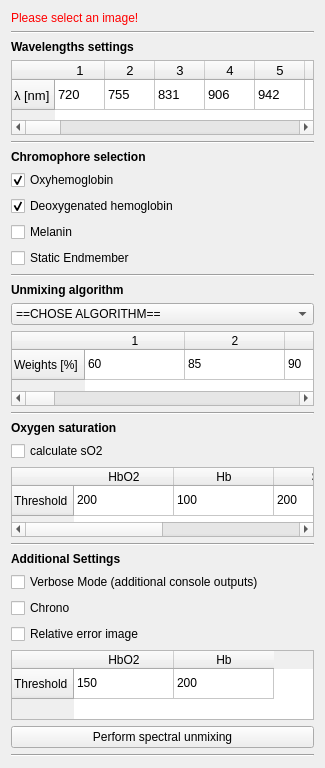
Qt form Plugins/org.mitk.gui.qt.photoacoustics.spectralunmixing/src/internal/SpectralUnmixingControls.ui (MITK/MITK) before a commit.
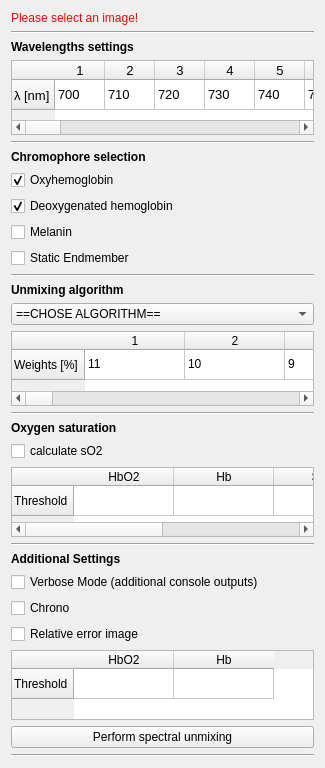
The same form after that commit. Icons and pictures are not drawn.

Commit message: adds a rounding correction to the sO2 filter and changes some GUI default values

What changed in the file:
```diff
--- a/Plugins/org.mitk.gui.qt.photoacoustics.spectralunmixing/src/internal/SpectralUnmixingControls.ui
+++ b/Plugins/org.mitk.gui.qt.photoacoustics.spectralunmixing/src/internal/SpectralUnmixingControls.ui
@@ -297,132 +297,132 @@
      </column>
      <item row="0" column="0">
       <property name="text">
+       <string>700</string>
+      </property>
+     </item>
+     <item row="0" column="1">
+      <property name="text">
+       <string>710</string>
+      </property>
+     </item>
+     <item row="0" column="2">
+      <property name="text">
        <string>720</string>
       </property>
      </item>
-     <item row="0" column="1">
-      <property name="text">
-       <string>755</string>
-      </property>
-     </item>
-     <item row="0" column="2">
-      <property name="text">
-       <string>831</string>
-      </property>
-     </item>
      <item row="0" column="3">
       <property name="text">
-       <string>906</string>
+       <string>730</string>
       </property>
      </item>
      <item row="0" column="4">
       <property name="text">
-       <string>942</string>
+       <string>740</string>
       </property>
      </item>
      <item row="0" column="5">
       <property name="text">
-       <string/>
+       <string>750</string>
       </property>
      </item>
      <item row="0" column="6">
       <property name="text">
-       <string/>
+       <string>760</string>
       </property>
      </item>
      <item row="0" column="7">
       <property name="text">
-       <string/>
+       <string>770</string>
       </property>
      </item>
      <item row="0" column="8">
       <property name="text">
-       <string/>
+       <string>780</string>
       </property>
      </item>
      <item row="0" column="9">
       <property name="text">
-       <string/>
+       <string>790</string>
       </property>
      </item>
      <item row="0" column="10">
       <property name="text">
-       <string/>
+       <string>800</string>
       </property>
      </item>
      <item row="0" column="11">
       <property name="text">
-       <string/>
+       <string>810</string>
       </property>
      </item>
      <item row="0" column="12">
       <property name="text">
-       <string/>
+       <string>820</string>
       </property>
      </item>
      <item row="0" column="13">
       <property name="text">
-       <string/>
+       <string>830</string>
       </property>
      </item>
      <item row="0" column="14">
       <property name="text">
-       <string/>
+       <string>840</string>
       </property>
      </item>
      <item row="0" column="15">
       <property name="text">
-       <string/>
+       <string>850</string>
       </property>
      </item>
      <item row="0" column="16">
       <property name="text">
-       <string/>
+       <string>860</string>
       </property>
      </item>
      <item row="0" column="17">
       <property name="text">
-       <string/>
+       <string>870</string>
       </property>
      </item>
      <item row="0" column="18">
       <property name="text">
-       <string/>
+       <string>880</string>
       </property>
      </item>
      <item row="0" column="19">
       <property name="text">
-       <string/>
+       <string>890</string>
       </property>
      </item>
      <item row="0" column="20">
       <property name="text">
-       <string/>
+       <string>900</string>
       </property>
      </item>
      <item row="0" column="21">
       <property name="text">
-       <string/>
+       <string>910</string>
       </property>
      </item>
      <item row="0" column="22">
       <property name="text">
-       <string/>
+       <string>920</string>
       </property>
      </item>
      <item row="0" column="23">
       <property name="text">
-       <string/>
+       <string>930</string>
       </property>
      </item>
      <item row="0" column="24">
       <property name="text">
-       <string/>
+       <string>940</string>
       </property>
      </item>
      <item row="0" column="25">
       <property name="text">
-       <string/>
+       <string>950</string>
       </property>
      </item>
      <item row="0" column="26">
@@ -837,39 +837,174 @@
        <string>18</string>
       </property>
      </column>
+     <column>
+      <property name="text">
+       <string>19</string>
+      </property>
+     </column>
      <column>
       <property name="text">
        <string>20</string>
       </property>
      </column>
+     <column>
+      <property name="text">
+       <string>21</string>
+      </property>
+     </column>
+     <column>
+      <property name="text">
+       <string>22</string>
+      </property>
+     </column>
+     <column>
+      <property name="text">
+       <string>23</string>
+      </property>
+     </column>
+     <column>
+      <property name="text">
+       <string>24</string>
+      </property>
+     </column>
+     <column>
+      <property name="text">
+       <string>25</string>
+      </property>
+     </column>
+     <column>
+      <property name="text">
+       <string>26</string>
+      </property>
+     </column>
      <item row="0" column="0">
       <property name="text">
-       <string>60</string>
+       <string>11</string>
       </property>
      </item>
      <item row="0" column="1">
       <property name="text">
-       <string>85</string>
+       <string>10</string>
       </property>
      </item>
      <item row="0" column="2">
       <property name="text">
-       <string>90</string>
+       <string>9</string>
       </property>
      </item>
      <item row="0" column="3">
       <property name="text">
-       <string>69</string>
+       <string>8</string>
       </property>
      </item>
      <item row="0" column="4">
       <property name="text">
-       <string>52</string>
+       <string>7</string>
+      </property>
+     </item>
+     <item row="0" column="5">
+      <property name="text">
+       <string>7</string>
+      </property>
+     </item>
+     <item row="0" column="6">
+      <property name="text">
+       <string>6</string>
+      </property>
+     </item>
+     <item row="0" column="7">
+      <property name="text">
+       <string>6</string>
+      </property>
+     </item>
+     <item row="0" column="8">
+      <property name="text">
+       <string>5</string>
+      </property>
+     </item>
+     <item row="0" column="9">
+      <property name="text">
+       <string>5</string>
+      </property>
+     </item>
+     <item row="0" column="10">
+      <property name="text">
+       <string>5</string>
       </property>
      </item>
      <item row="0" column="11">
       <property name="text">
-       <string/>
+       <string>5</string>
+      </property>
+     </item>
+     <item row="0" column="12">
+      <property name="text">
+       <string>5</string>
+      </property>
+     </item>
+     <item row="0" column="13">
+      <property name="text">
+       <string>5</string>
+      </property>
+     </item>
+     <item row="0" column="14">
+      <property name="text">
+       <string>5</string>
+      </property>
+     </item>
+     <item row="0" column="15">
+      <property name="text">
+       <string>5</string>
+      </property>
+     </item>
+     <item row="0" column="16">
+      <property name="text">
+       <string>5</string>
+      </property>
+     </item>
+     <item row="0" column="17">
+      <property name="text">
+       <string>5</string>
+      </property>
+     </item>
+     <item row="0" column="18">
+      <property name="text">
+       <string>5</string>
+      </property>
+     </item>
+     <item row="0" column="19">
+      <property name="text">
+       <string>5</string>
+      </property>
+     </item>
+     <item row="0" column="20">
+      <property name="text">
+       <string>5</string>
+      </property>
+     </item>
+     <item row="0" column="21">
+      <property name="text">
+       <string>5</string>
+      </property>
+     </item>
+     <item row="0" column="22">
+      <property name="text">
+       <string>5</string>
+      </property>
+     </item>
+     <item row="0" column="23">
+      <property name="text">
+       <string>6</string>
+      </property>
+     </item>
+     <item row="0" column="24">
+      <property name="text">
+       <string>6</string>
+      </property>
+     </item>
+     <item row="0" column="25">
+      <property name="text">
+       <string>6</string>
       </property>
      </item>
     </widget>
@@ -948,22 +1083,22 @@
      </column>
      <item row="0" column="0">
       <property name="text">
-       <string>200</string>
+       <string/>
       </property>
      </item>
      <item row="0" column="1">
       <property name="text">
-       <string>100</string>
+       <string/>
       </property>
      </item>
      <item row="0" column="2">
       <property name="text">
-       <string>200</string>
+       <string/>
       </property>
      </item>
      <item row="0" column="3">
       <property name="text">
-       <string>50</string>
+       <string/>
       </property>
      </item>
     </widget>
@@ -1049,12 +1184,12 @@
      </column>
      <item row="0" column="0">
       <property name="text">
-       <string>150</string>
+       <string/>
       </property>
      </item>
      <item row="0" column="1">
       <property name="text">
-       <string>200</string>
+       <string/>
       </property>
      </item>
     </widget>
```
The commit also changes 1 other file.
